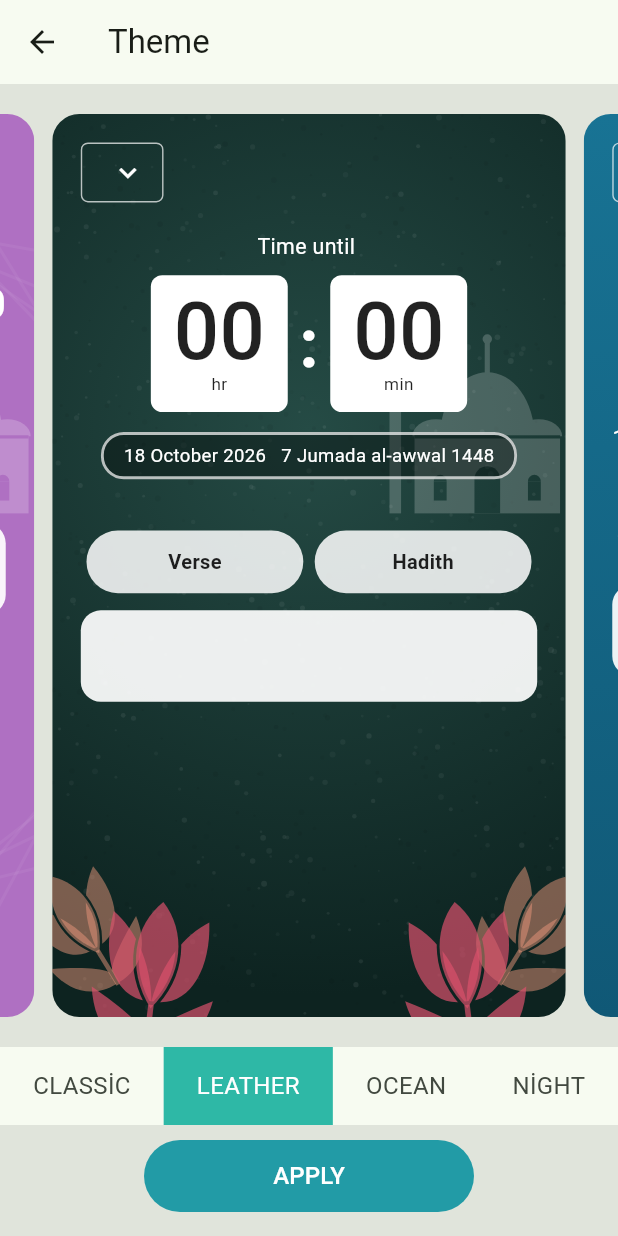
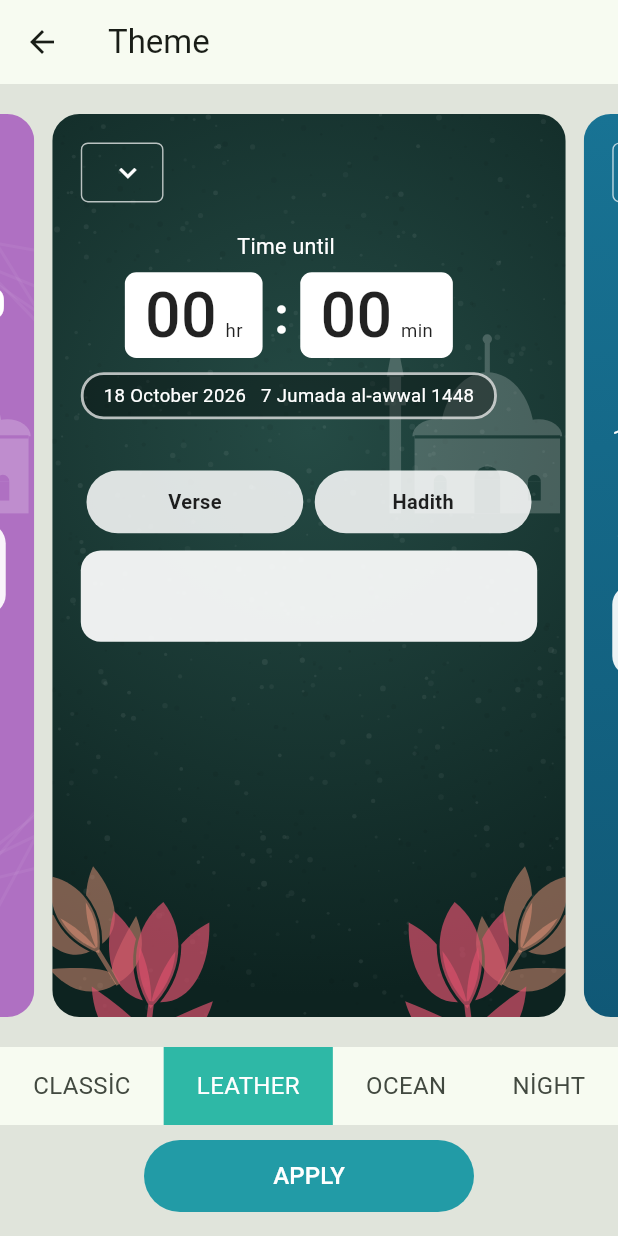
Before and after one commit to mtuzun/kiblem, a Flutter app: the ThemePickerScreen screen opened directly with empty values, swiped to page 2, on a phone screen of 412 x 824 dp. Run offline on Flutter 3.47's test engine with Material 3 defaults, Android fonts, the phone set to English and light mode, and no system bars; our stand-ins replace adhan, audioplayers, connectivity_plus, flutter_local_notifications, flutter_map, flutter_tts and 9 more; missing offline and left inert: flutter_compass_v2, flutter_qiblah, home_widget, in_app_update; accounts and stored records are empty; network calls fail; Roboto replaces fonts that are missing (Montserrat).

Commit message:
Add Sky theme, compact Leather countdown, and weather and clock on the widget
- Sky theme: dark blue sky with soft clouds drifting right to left across the
  top (clustered blurred puffs with shadows, three parallax layers, throttled
  to ~24fps, static when system animations are off), thin countdown and
  frosted-glass prayer cards.
- Leather theme: shorter white countdown boxes with the hr/min caption beside
  the digits, smaller digits and tighter prayer cards so more of the home
  screen fits without scrolling.
- Full widget: today's weather (condition and high/low) sits left of the
  settings button, and the current time is shown to the right of the
  countdown. Both hide when the widget is too narrow. The app writes a few
  days of forecast to the widget data and the widget picks today by date.
- Tests for the clouds, the Leather layout and the new widget layout.

Bump to 1.2.15+36.

Co-Authored-By: Claude Sonnet 5.5 <noreply@anthropic.com>

```diff
--- a/lib/app_theme.dart
+++ b/lib/app_theme.dart
@@ -3,6 +3,7 @@ import 'dart:math';
 import 'package:flutter/material.dart';
 import 'package:shared_preferences/shared_preferences.dart';
 
+import 'cloud_sky.dart';
 import 'figures.dart';
 import 'l10n.dart';
 import 'weather.dart';
@@ -28,6 +29,7 @@ const List<AppTheme> appThemes = [
   AppTheme('night', 'Gece', 'Night', Color(0xFFE8C468)),
   AppTheme('sunset', 'Gün Batımı', 'Sunset', Color(0xFFFFD27A)),
   AppTheme('black', 'Siyah', 'Black', Color(0xFF4DD0A8)),
+  AppTheme('sky', 'Gökyüzü', 'Sky', Color(0xFFBFE3FF)),
   // Yüksek kontrast, çok büyük yazı ve alt alta vakit satırları: yaşlılar ve düşük çözünürlüklü
   // ya da küçük ekranlar için.
   AppTheme('senior', 'Kolay Okuma', 'Easy Read', Color(0xFFFFD60A)),
@@ -129,6 +131,19 @@ class ThemeBackground extends StatelessWidget {
             ),
           ),
           child: CustomPaint(painter: const _SunsetPainter(), child: child),
+        );
+      case 'sky':
+        // Koyu lacivert gökyüzü; üst kısımda yavaşça kayan bulutlar (bkz. cloud_sky.dart).
+        return Container(
+          decoration: const BoxDecoration(
+            gradient: LinearGradient(
+              begin: Alignment.topCenter,
+              end: Alignment.bottomCenter,
+              colors: [Color(0xFF46607F), Color(0xFF1B3556), Color(0xFF0B1B33)],
+              stops: [0.0, 0.45, 1.0],
+            ),
+          ),
+          child: CloudSky(child: child),
         );
       case 'senior':
         // Düz siyah zemin üzerinde beyaz yazı: en yüksek kontrast.
@@ -309,6 +324,7 @@ class CountdownView extends StatelessWidget {
         return _flip();
       case 'ocean':
       case 'black':
+      case 'sky':
         return _thin();
       case 'senior':
         return _senior();
@@ -373,23 +389,23 @@ class CountdownView extends StatelessWidget {
     );
   }
 
+  /// Alçak beyaz kutu: rakam solda, "saat" / "dk" yazısı rakamın yanında (altında değil); böylece
+  /// kutu kısa kalır ve ana ekranın alt kısmındaki ayrıntılar da ekrana sığar.
   Widget _flipBox(String digits, String caption) {
     return Container(
-      width: 96,
-      height: 96,
+      padding: const EdgeInsets.symmetric(horizontal: 14, vertical: 6),
       decoration: BoxDecoration(color: Colors.white, borderRadius: BorderRadius.circular(8)),
-      // Kutu sabit boyutlu olduğu için içindeki yazı ölçeği sınırlanır; aksi halde büyük
-      // yazı boyutunda rakam ve alt yazı birlikte kutudan taşar.
+      // Büyük yazı boyutunda kutunun aşırı büyümemesi için içerideki yazı ölçeği sınırlanır.
       child: MediaQuery.withClampedTextScaling(
         maxScaleFactor: 1.3,
-        child: Column(
-          mainAxisAlignment: MainAxisAlignment.center,
+        child: Row(
+          mainAxisSize: MainAxisSize.min,
+          crossAxisAlignment: CrossAxisAlignment.baseline,
+          textBaseline: TextBaseline.alphabetic,
           children: [
-            FittedBox(
-              fit: BoxFit.scaleDown,
-              child: Text(digits, style: const TextStyle(fontSize: 56, fontWeight: FontWeight.w500, color: Colors.black87, height: 1.0)),
-            ),
-            Text(caption, style: const TextStyle(fontSize: 12, color: Colors.black87)),
+            Text(digits, style: const TextStyle(fontSize: 44, fontWeight: FontWeight.w500, color: Colors.black87, height: 1.1)),
+            const SizedBox(width: 6),
+            Text(caption, style: const TextStyle(fontSize: 13, color: Colors.black87)),
           ],
         ),
       ),
@@ -401,19 +417,23 @@ class CountdownView extends StatelessWidget {
     return Column(
       children: [
         Text(_label, style: const TextStyle(color: Colors.white, fontSize: 15)),
-        const SizedBox(height: 10),
-        Row(
-          mainAxisAlignment: MainAxisAlignment.center,
+        const SizedBox(height: 8),
+        // İki kutu dar ekranda yan yana sığmazsa bütün satır birlikte küçülür.
+        FittedBox(
+          fit: BoxFit.scaleDown,
+          child: Row(
+            mainAxisSize: MainAxisSize.min,
             children: [
               _flipBox(p[0], t("saat", "hr")),
               const Padding(
                 padding: EdgeInsets.symmetric(horizontal: 8),
-              child: Text(":", style: TextStyle(color: Colors.white, fontSize: 48, fontWeight: FontWeight.bold)),
+                child: Text(":", style: TextStyle(color: Colors.white, fontSize: 36, fontWeight: FontWeight.bold)),
               ),
               _flipBox(p[1], t("dk", "min")),
             ],
           ),
-        const SizedBox(height: 14),
+        ),
+        const SizedBox(height: 10),
         DateChip(s, fill: true, onTap: onDateTap),
       ],
     );
@@ -466,6 +486,7 @@ class PrayerTimesView extends StatelessWidget {
       case 'black':
         return _text();
       case 'sunset':
+      case 'sky':
         return _glass();
       case 'senior':
         return _list();
@@ -529,7 +550,9 @@ class PrayerTimesView extends StatelessWidget {
     if (p.length < 6) return const SizedBox.shrink();
     Widget card(PrayerEntry e) {
       final active = e.active;
-      final fg = active ? const Color(0xFF3A2A66) : Colors.white;
+      // Aktif kart vurgu renginde dolu olur; yazısı o rengin üzerinde okunacak koyu tonda seçilir.
+      final activeFg = theme.id == 'sky' ? const Color(0xFF0B1B33) : const Color(0xFF3A2A66);
+      final fg = active ? activeFg : Colors.white;
       return Expanded(
         child: Container(
           margin: const EdgeInsets.all(4),
@@ -622,7 +645,7 @@ class PrayerTimesView extends StatelessWidget {
   Widget _grid() {
     Widget line(List<PrayerEntry> items) => Row(
           children: [
-            for (final e in items) Expanded(child: _card(e, nameSize: 20, timeSize: 26, vPad: 16)),
+            for (final e in items) Expanded(child: _card(e, nameSize: 18, timeSize: 24, vPad: 11)),
           ],
         );
     final p = s.prayers;
--- a/pubspec.yaml
+++ b/pubspec.yaml
@@ -16,7 +16,7 @@ publish_to: 'none' # Remove this line if you wish to publish to pub.dev
 # https://developer.apple.com/library/archive/documentation/General/Reference/InfoPlistKeyReference/Articles/CoreFoundationKeys.html
 # In Windows, build-name is used as the major, minor, and patch parts
 # of the product and file versions while build-number is used as the build suffix.
-version: 1.2.14+35
+version: 1.2.15+36
 
 environment:
   sdk: ^3.11.1
```
Also changed, not shown: lib/cloud_sky.dart (added, +162 -0 lines), lib/main.dart (+31 -0 lines), 7 other files. Lines whose indentation alone changed are shown as unchanged.
